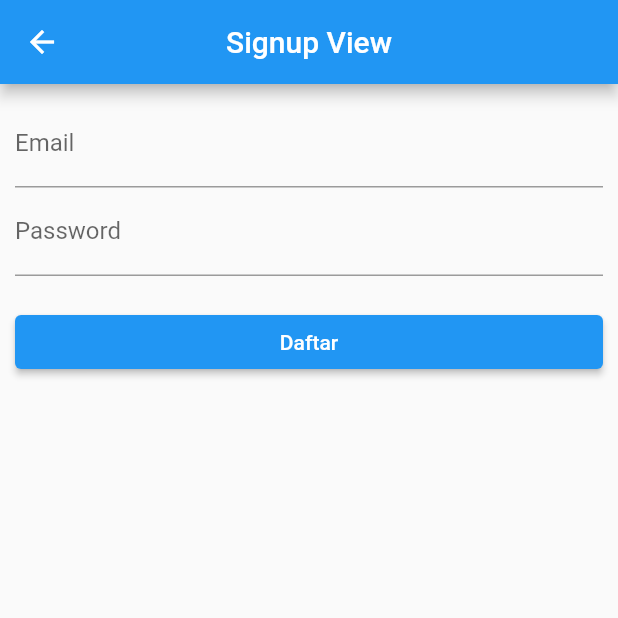
After one commit to adityamfu/flutter-login-firebase, a Flutter app: the SignupView screen opened by its route, after a tap on "Daftar", on a phone screen of 412 x 824 dp, the top half of it. The commit adds this screen. Run offline on Flutter 3.47's test engine with Material 2 defaults, Android fonts, the phone set to English and light mode, and no system bars; our stand-ins replace firebase_auth, firebase_core, get, logger; accounts and stored records are empty; network calls fail.

Commit message:
create register and reset password

```diff
--- a/lib/app/controller/auth_controller.dart
+++ b/lib/app/controller/auth_controller.dart
@@ -1,13 +1,130 @@
 import 'package:firebase_auth/firebase_auth.dart';
+import 'package:flutter/material.dart';
 import 'package:get/get.dart';
+import 'package:ifa_21312103/app/routes/app_pages.dart';
 
 class AuthController extends GetxController {
+  final TextEditingController emailController = TextEditingController();
   FirebaseAuth auth = FirebaseAuth.instance;
 
   Stream<User?> get streamAuthStatus => auth.authStateChanges();
+  Rx<User?> user = Rx<User?>(null);
 
-  void signup() {}
-  void login() {}
+  @override
+  void onInit() {
+    super.onInit();
+    // Subscribe to auth changes when the controller is initialized
+    auth.authStateChanges().listen((User? newUser) {
+      user.value = newUser;
+    });
+  }
+
+  void _showVerificationDialog(String emailAddress) {
+    Get.defaultDialog(
+      title: "Verification Email",
+      middleText: "We have sent a verification email to $emailAddress.",
+      onConfirm: () {
+        Get.back(); // Close dialog
+        Get.back(); // Navigate back to login or another screen
+      },
+      textConfirm: "OK",
+    );
+  }
+
+  void signup(String emailAddress, String password) async {
+    try {
+      UserCredential myUser = await auth.createUserWithEmailAndPassword(
+        email: emailAddress,
+        password: password,
+      );
+      await myUser.user!.sendEmailVerification();
+      _showVerificationDialog(emailAddress);
+    } on FirebaseAuthException catch (e) {
+      if (e.code == 'weak-password') {
+        print('The password provided is too weak.');
+      } else if (e.code == 'email-already-in-use') {
+        print('The account already exists for that email.');
+      }
+    } catch (e) {
+      print(e);
+    }
+  }
+
+  void login(String emailAddress, String password) async {
+    try {
+      UserCredential myUser = await auth.signInWithEmailAndPassword(
+        email: emailAddress,
+        password: password,
+      );
+      if (myUser.user!.emailVerified) {
+        //untuk routing
+        Get.offAllNamed(Routes.home);
+      } else {
+        Get.defaultDialog(
+          title: "Verifikasi email",
+          middleText: "Harap verifikasi email terlebih dahulu",
+        );
+      }
+    } on FirebaseAuthException catch (e) {
+      if (e.code == 'user-not-found') {
+        Get.defaultDialog(
+            title: "Terjadi kesalahan",
+            middleText: "No user found for that email.");
+
+        print('No user found for that email.');
+      } else if (e.code == 'wrong-password') {
+        Get.defaultDialog(
+            title: "Terjadi kesalahan",
+            middleText: "Wrong password provided for that user.");
+
+        print('Wrong password provided for that user.');
+      }
+    }
+  }
+
+  Future<void> resetPassword(String email) async {
+    try {
+      await auth.sendPasswordResetEmail(email: email);
+      Get.defaultDialog(
+        title: "Reset Password",
+        middleText: "A password reset link has been sent to your email $email.",
+        onConfirm: () {
+          Get.back(); // Close dialog
+        },
+        textConfirm: "OK",
+      );
+    } on FirebaseAuthException catch (e) {
+      if (e.code == 'user-not-found') {
+        print('No user found for that email.');
+      }
+    } catch (e) {
+      print(e);
+    }
+  }
+
+  // void resetPassword(String email) async {
+  //   if (email != "" && GetUtils.isEmail(email)) {
+  //     try {
+  //       await auth.sendPasswordResetEmail(email: email);
+  //       Get.defaultDialog(
+  //         title: "Berhasil",
+  //         middleText: "Kami telah mengirimkan reset password ke $email",
+  //         onConfirm: () {
+  //           Get.back();
+  //           Get.back();
+  //         },
+  //         textConfirm: "OK",
+  //       );
+  //     } catch (e) {
+  //       Get.defaultDialog(
+  //           title: "Terjadi kesalahan",
+  //           middleText: "Tidak dapat melakukan reset password.");
+  //     }
+  //   } else {
+  //     Get.defaultDialog(
+  //         title: "Terjadi kesalahan", middleText: "Email tidak valid");
+  //   }
+  // }
+
   void logut() {}
-  void resetPassword() {}
 }
--- a/lib/app/controller/home_controller.dart
+++ b/lib/app/controller/home_controller.dart
@@ -20,8 +20,16 @@ class HomeController extends GetxController {
   // void onClose() {
   //   super.onClose();
   // }
+  Rx<User?> user = Rx<User?>(null);
 
-  void increment() => count.value++;
+  @override
+  void onInit() {
+    super.onInit();
+    // Subscribe to auth changes when the controller is initialized
+    _auth.authStateChanges().listen((User? newUser) {
+      user.value = newUser;
+    });
+  }
 
   Future<void> logout() async {
     await _auth.signOut();
--- /dev/null
+++ b/lib/app/controller/signup_controller.dart
@@ -0,0 +1,15 @@
+import 'package:flutter/material.dart';
+import 'package:get/get.dart';
+
+class SignupController extends GetxController {
+  //TODO: Implement SignupController
+  final cEmail = TextEditingController();
+  final cPass = TextEditingController();
+
+  @override
+  void onClose() {
+    cEmail.dispose();
+    cPass.dispose();
+    super.onClose();
+  }
+}
--- /dev/null
+++ b/lib/app/modules/signup/bindings/signup_binding.dart
@@ -0,0 +1,9 @@
+import 'package:get/get.dart';
+import 'package:ifa_21312103/app/controller/signup_controller.dart';
+
+class SignupBinding extends Bindings{
+   @override
+  void dependencies() {
+    Get.lazyPut<SignupController>(() => SignupController());
+  }
+}
--- /dev/null
+++ b/lib/app/modules/signup/views/signup_views.dart
@@ -0,0 +1,47 @@
+import 'package:flutter/material.dart';
+
+import 'package:get/get.dart';
+import 'package:ifa_21312103/app/controller/auth_controller.dart';
+import 'package:ifa_21312103/app/controller/signup_controller.dart';
+
+class SignupView extends GetView<SignupController> {
+  final cAuth = Get.find<AuthController>();
+  @override
+  Widget build(BuildContext context) {
+    return Scaffold(
+      appBar: AppBar(
+        title: const Text('Signup View'),
+        centerTitle: true,
+      ),
+      body: Container(
+        padding: const EdgeInsets.all(10),
+        child: ListView(
+          children: [
+            TextField(
+              controller: controller.cEmail,
+              decoration: const InputDecoration(
+                labelText: "Email",
+              ),
+            ),
+            TextField(
+              controller: controller.cPass,
+              decoration: const InputDecoration(
+                labelText: "Password",
+              ),
+            ),
+            const SizedBox(
+              height: 20,
+            ),
+            ElevatedButton(
+              onPressed: () => cAuth.signup(
+                controller.cEmail.text,
+                controller.cPass.text,
+              ),
+              child: const Text("Daftar"),
+            ),
+          ],
+        ),
+      ),
+    );
+  }
+}
--- a/lib/app/routes/app_pages.dart
+++ b/lib/app/routes/app_pages.dart
@@ -1,6 +1,8 @@
 import 'package:get/get.dart';
 import 'package:ifa_21312103/app/modules/login/bindings/login_binding.dart';
 import 'package:ifa_21312103/app/modules/login/views/login_view.dart';
+import 'package:ifa_21312103/app/modules/signup/bindings/signup_binding.dart';
+import 'package:ifa_21312103/app/modules/signup/views/signup_views.dart';
 import '../modules/home/bindings/home_binding.dart';
 import '../modules/home/views/home_view.dart';
 
@@ -22,5 +24,11 @@ class AppPages {
       page: () => HomeView(),
       binding: HomeBinding(),
     ),
+    GetPage(
+      name: _Paths.signUp,
+      page: () => SignupView(),
+      binding: SignupBinding(),
+    ),
+
   ];
 }
--- a/lib/app/routes/app_routes.dart
+++ b/lib/app/routes/app_routes.dart
@@ -4,10 +4,12 @@ abstract class Routes {
   Routes._();
   static const login = _Paths.login;
   static const home = _Paths.home;
+  static const signUp = _Paths.signUp;
 }
 
 abstract class _Paths {
   _Paths._();
   static const login = '/login';
   static const home = '/home';
+  static const signUp = '/signUp';
 }
--- a/lib/main.dart
+++ b/lib/main.dart
@@ -3,12 +3,14 @@ import 'package:get/get.dart';
 import 'package:firebase_core/firebase_core.dart';
 import 'firebase_options.dart';
 import 'app/routes/app_pages.dart';
+import 'app/controller/auth_controller.dart';
 
 void main() async {
   WidgetsFlutterBinding.ensureInitialized();
   await Firebase.initializeApp(
     options: DefaultFirebaseOptions.currentPlatform,
   );
+  Get.put(AuthController());
   runApp(
     GetMaterialApp(
       title: "Application",
```
Also changed, not shown: lib/app/controller/login_controller.dart (+60 -0 lines), lib/app/modules/home/views/home_view.dart (+47 -15 lines), lib/app/modules/login/views/login_view.dart (+19 -2 lines).
